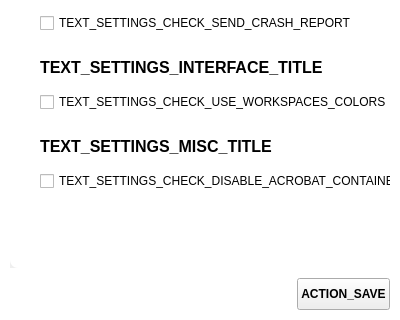
Qt form parsec/core/gui/forms/settings_widget.ui (Scille/parsec-cloud) before a commit; both pictures show x 0 to 400 and y 347 to 667 of the 400 by 667 pixel window.
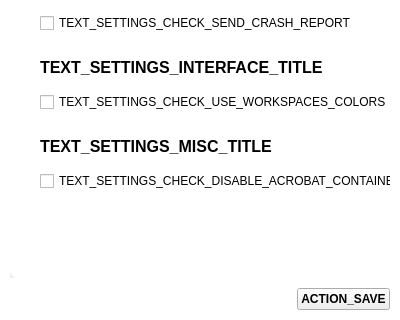
The same form after that commit. Custom widgets are drawn as their Qt base class.

Commit message: [GUI] Added an action to open the current directory in file explorer

What changed in the file:
```diff
--- a/parsec/core/gui/forms/settings_widget.ui
+++ b/parsec/core/gui/forms/settings_widget.ui
@@ -529,13 +529,13 @@
        <property name="minimumSize">
         <size>
          <width>0</width>
-         <height>32</height>
+         <height>0</height>
         </size>
        </property>
        <property name="maximumSize">
         <size>
          <width>16777215</width>
-         <height>32</height>
+         <height>16777215</height>
         </size>
        </property>
        <property name="font">
```
The commit also changes 5 other files.
